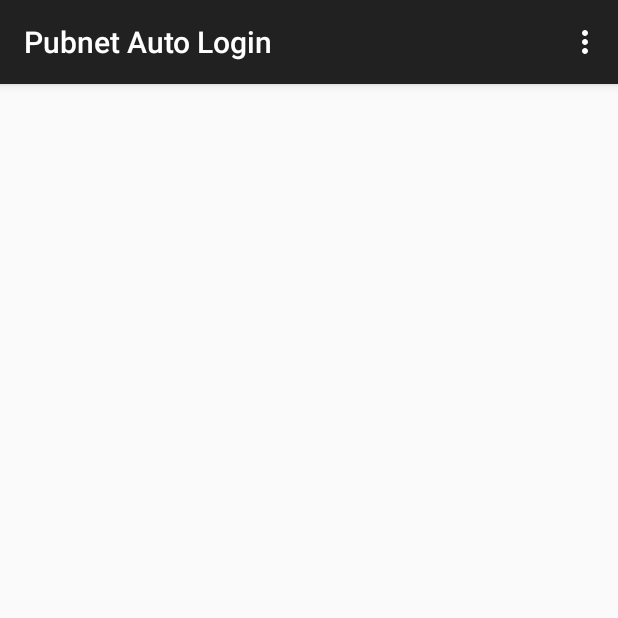
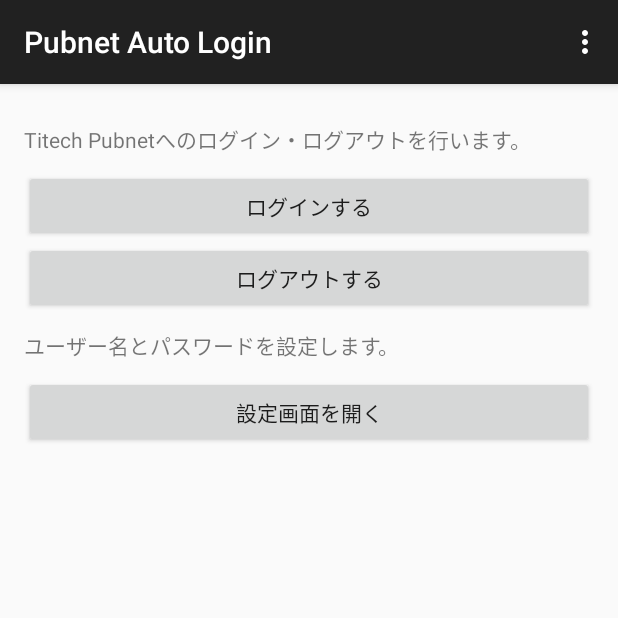
Before and after one commit to tondol/PubnetAutoLogin, an Android app: the screen it shows after launch (MainActivity), on a phone screen of 412 x 824 dp, the top half of it. Run offline under Robolectric (Android 15) with nearby library versions, the phone set to English and light mode, and no system bars.

Commit message:
Layout作成

```diff
--- /dev/null
+++ b/app/src/main/res/layout/fragment_login.xml
@@ -0,0 +1,50 @@
+<RelativeLayout xmlns:android="http://schemas.android.com/apk/res/android"
+    xmlns:tools="http://schemas.android.com/tools"
+    android:layout_width="match_parent"
+    android:layout_height="match_parent"
+    android:paddingLeft="@dimen/activity_horizontal_margin"
+    android:paddingRight="@dimen/activity_horizontal_margin"
+    android:paddingTop="@dimen/activity_vertical_margin"
+    android:paddingBottom="@dimen/activity_vertical_margin"
+    tools:context="com.tondol.pubnetautologin.app.MainActivity$PlaceholderFragment">
+
+    <TextView
+        android:id="@+id/login_textview_guide"
+        android:text="@string/login_guide"
+        android:layout_width="wrap_content"
+        android:layout_height="wrap_content"
+        android:layout_alignParentTop="true"
+        android:layout_marginTop="10dp" />
+
+    <Button
+        android:id="@+id/login_button_login"
+        android:text="@string/login"
+        android:layout_width="match_parent"
+        android:layout_height="wrap_content"
+        android:layout_below="@id/login_textview_guide"
+        android:layout_marginTop="10dp" />
+
+    <Button
+        android:id="@+id/login_button_logout"
+        android:text="@string/logout"
+        android:layout_width="match_parent"
+        android:layout_height="wrap_content"
+        android:layout_below="@id/login_button_login" />
+
+    <TextView
+        android:id="@+id/login_textview_setting"
+        android:text="@string/login_setting"
+        android:layout_width="wrap_content"
+        android:layout_height="wrap_content"
+        android:layout_below="@id/login_button_logout"
+        android:layout_marginTop="10dp" />
+
+    <Button
+        android:id="@+id/login_button_setting"
+        android:text="@string/setting"
+        android:layout_width="match_parent"
+        android:layout_height="wrap_content"
+        android:layout_below="@id/login_textview_setting"
+        android:layout_marginTop="10dp" />
+
+</RelativeLayout>
--- a/app/src/main/res/values/strings.xml
+++ b/app/src/main/res/values/strings.xml
@@ -5,4 +5,15 @@
     <string name="hello_world">Hello world!</string>
     <string name="action_settings">Settings</string>
 
+    <string name="username">ユーザー名</string>
+    <string name="password">パスワード</string>
+    <string name="login">ログインする</string>
+    <string name="logout">ログアウトする</string>
+    <string name="setting">設定画面を開く</string>
+    <string name="save">保存する</string>
+
+    <string name="login_guide">Titech Pubnetへのログイン・ログアウトを行います。</string>
+    <string name="login_setting">ユーザー名とパスワードを設定します。</string>
+    <string name="setting_guide">ユーザー名とパスワードは平文で端末に保存されます。</string>
+
 </resources>
```
Also changed, not shown: app/src/main/res/layout/fragment_main.xml (deleted, +0 -16 lines), app/src/main/res/layout/fragment_setting.xml (added, +56 -0 lines).
